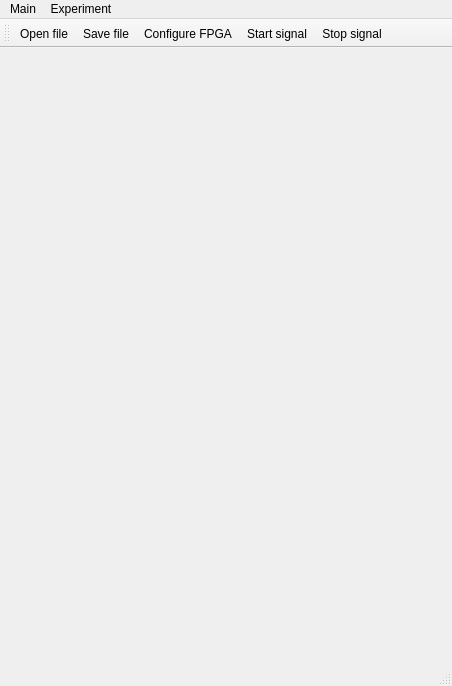
First picture: the form in synchronization_block/mainwindow.ui, repository gergler/synchronization-block-software, before the edit.
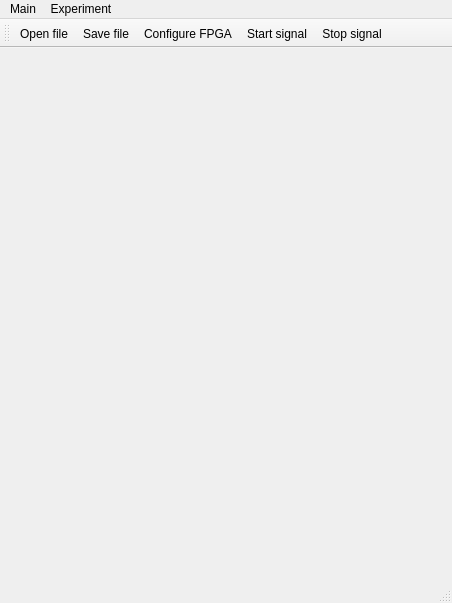
Second picture: the form after the edit. Icons and pictures are not drawn.

The edit to the form file:
```diff
--- a/synchronization_block/mainwindow.ui
+++ b/synchronization_block/mainwindow.ui
@@ -10,7 +10,7 @@
     <x>0</x>
     <y>0</y>
     <width>452</width>
-    <height>686</height>
+    <height>603</height>
    </rect>
   </property>
   <property name="sizePolicy">
@@ -22,7 +22,7 @@
   <property name="minimumSize">
    <size>
     <width>452</width>
-    <height>658</height>
+    <height>596</height>
    </size>
   </property>
   <property name="maximumSize">
@@ -53,9 +53,9 @@
     <property name="geometry">
      <rect>
       <x>10</x>
-      <y>100</y>
+      <y>110</y>
       <width>431</width>
-      <height>271</height>
+      <height>201</height>
      </rect>
     </property>
     <layout class="QGridLayout" name="gridLayout_reg"/>
@@ -64,9 +64,9 @@
     <property name="geometry">
      <rect>
       <x>10</x>
-      <y>370</y>
+      <y>310</y>
       <width>431</width>
-      <height>221</height>
+      <height>201</height>
      </rect>
     </property>
     <layout class="QGridLayout" name="gridLayout_parameters"/>
```
